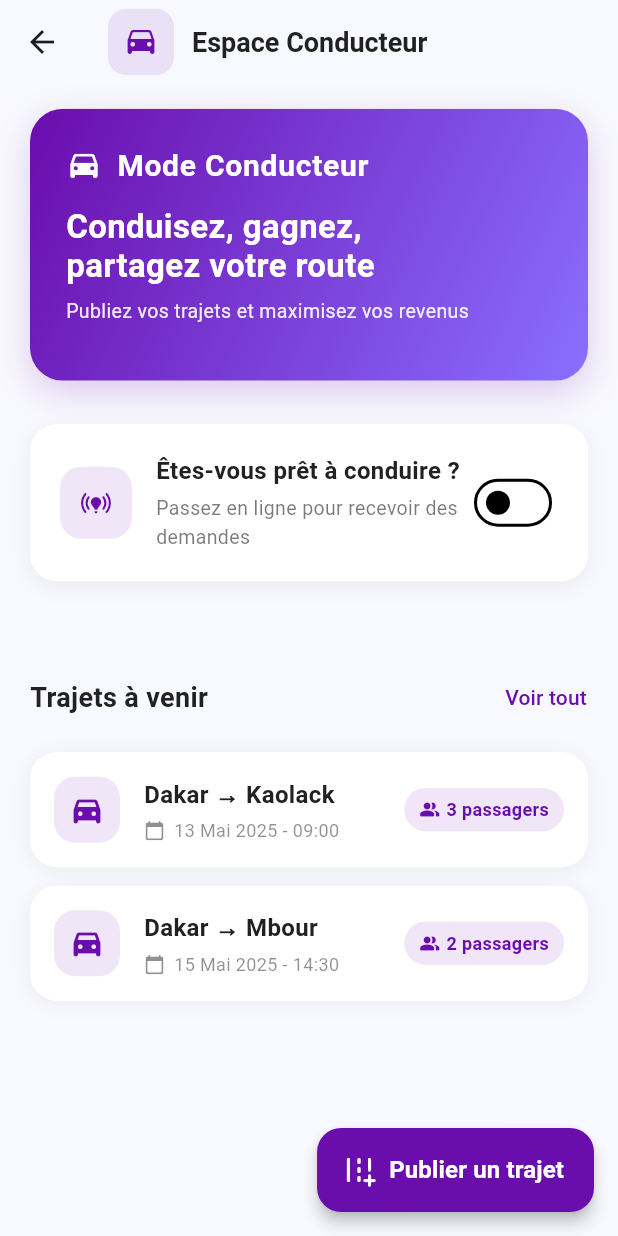
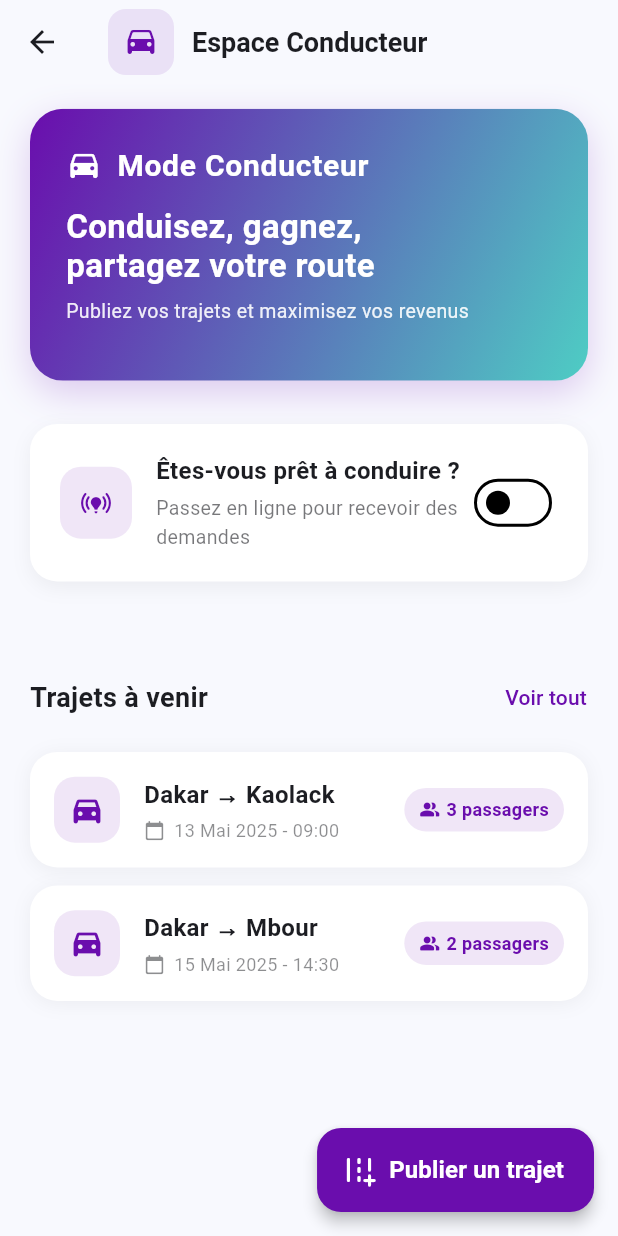
Before and after one commit to TyvaaServices/tyvaa-frontend, a Flutter app: the DriverHomeView screen opened directly, on a phone screen of 412 x 824 dp. Run offline on Flutter 3.47's test engine with Material 3 defaults, Android fonts, the phone set to English and light mode, and no system bars; our stand-ins replace auto_size_text, confetti, connectivity_plus, dio, firebase_core, firebase_messaging and 19 more; accounts and stored records are empty.

Commit message:
feat: Refactor splash_view and trajet_view to utilize design system for improved theming and color consistency

```diff
--- a/lib/app/modules/home/views/splash_view.dart
+++ b/lib/app/modules/home/views/splash_view.dart
@@ -1,6 +1,6 @@
 import 'package:flutter/material.dart';
 import 'package:get/get.dart';
-import 'package:passenger_tyvaa/app/themes/tyvaa_theme.dart';
+import 'package:passenger_tyvaa/app/themes/design_system.dart';
 
 import '../controllers/splash_controller.dart';
 
@@ -12,8 +12,8 @@ class SplashScreen extends GetView<SplashController> {
     return Scaffold(
       backgroundColor:
           Get.theme.brightness == Brightness.dark
-              ? AppColors.darkBackground
-              : AppColors.background,
+              ? TColors.darkBackground
+              : TColors.neutral100,
       body: Center(
         child: Obx(
           () => AnimatedOpacity(
@@ -29,11 +29,11 @@ class SplashScreen extends GetView<SplashController> {
                   height: 120,
                   width: 120,
                   decoration: BoxDecoration(
-                    color: AppColors.primary,
+                    color: TColors.primary,
                     shape: BoxShape.circle,
                     boxShadow: [
                       BoxShadow(
-                        color: AppColors.primary.withOpacity(0.4),
+                        color: TColors.primary.withOpacity(0.4),
                         blurRadius: 20,
                         spreadRadius: 5,
                       ),
@@ -70,7 +70,7 @@ class SplashScreen extends GetView<SplashController> {
                     ),
                     child: Text(
                       "TYVAA",
-                      style: TextStyle(color: AppColors.primary),
+                      style: TextStyle(color: TColors.primary),
                     ),
                   ),
                 ),
--- a/lib/app/modules/home/views/trajet_view.dart
+++ b/lib/app/modules/home/views/trajet_view.dart
@@ -1,19 +1,17 @@
 import 'package:flutter/material.dart';
 import 'package:get/get.dart';
-import 'package:passenger_tyvaa/app/themes/tyvaa_theme.dart';
+import '../../../themes/design_system.dart';
 
 class DriverHomeView extends GetView<DriverController> {
   const DriverHomeView({super.key});
 
   @override
   Widget build(BuildContext context) {
-    final isDark = Get.isDarkMode;
-    final backgroundColor =
-        isDark ? AppColors.darkBackground : const Color(0xFFF8F9FE);
-    final textColor =
-        isDark ? AppColors.textPrimaryDark : AppColors.textPrimary;
-    final primaryColor = isDark ? AppColors.primaryDark : AppColors.primary;
-    final surfaceColor = isDark ? const Color(0xFF1E1E2E) : Colors.white;
+    final isDark = Theme.of(context).brightness == Brightness.dark;
+    final backgroundColor = TColors.background(context);
+    final textColor = TColors.textPrimary(context);
+    final primaryColor = TColors.primary;
+    final surfaceColor = TColors.surface(context);
 
     return Scaffold(
       backgroundColor: backgroundColor,
@@ -65,7 +63,7 @@ class DriverHomeView extends GetView<DriverController> {
     Color textColor,
     Color surfaceColor,
   ) {
-    // Similar to original but with driver-specific elements
+    final backgroundColor = TColors.background(Get.context!);
     return SliverAppBar(
       surfaceTintColor: Colors.transparent,
       pinned: true,
@@ -93,8 +91,7 @@ class DriverHomeView extends GetView<DriverController> {
           ),
         ],
       ),
-      backgroundColor:
-          isDark ? AppColors.darkBackground : const Color(0xFFF8F9FE),
+      backgroundColor: backgroundColor,
     );
   }
 
@@ -125,7 +122,7 @@ class DriverHomeView extends GetView<DriverController> {
                 gradient: LinearGradient(
                   begin: Alignment.topLeft,
                   end: Alignment.bottomRight,
-                  colors: [primaryColor, const Color(0xFF8A6FFF)],
+                  colors: [primaryColor, TColors.accent],
                 ),
               ),
             ),
@@ -187,6 +184,7 @@ class DriverHomeView extends GetView<DriverController> {
     Color surfaceColor,
     Color textColor,
   ) {
+    final primaryColor = TColors.primary;
     return Container(
       padding: const EdgeInsets.all(20),
       decoration: BoxDecoration(
@@ -205,12 +203,12 @@ class DriverHomeView extends GetView<DriverController> {
           Container(
             padding: const EdgeInsets.all(12),
             decoration: BoxDecoration(
-              color: Get.theme.primaryColor.withOpacity(0.1),
+              color: primaryColor.withOpacity(0.1),
               borderRadius: BorderRadius.circular(14),
             ),
             child: Icon(
               Icons.online_prediction_rounded,
-              color: Get.theme.primaryColor,
+              color: primaryColor,
               size: 24,
             ),
           ),
@@ -242,8 +240,8 @@ class DriverHomeView extends GetView<DriverController> {
             () => Switch(
               value: controller.isDriverOnline.value,
               onChanged: (value) => controller.toggleDriverOnline(),
-              activeColor: Get.theme.primaryColor,
-              activeTrackColor: Get.theme.primaryColor.withOpacity(0.3),
+              activeColor: primaryColor,
+              activeTrackColor: primaryColor.withOpacity(0.3),
             ),
           ),
         ],
@@ -259,6 +257,7 @@ class DriverHomeView extends GetView<DriverController> {
     String title,
     String value,
   ) {
+    final primaryColor = TColors.primary;
     return Container(
       padding: const EdgeInsets.all(16),
       decoration: BoxDecoration(
@@ -278,10 +277,10 @@ class DriverHomeView extends GetView<DriverController> {
           Container(
             padding: const EdgeInsets.all(8),
             decoration: BoxDecoration(
-              color: Get.theme.primaryColor.withOpacity(0.1),
+              color: primaryColor.withOpacity(0.1),
               borderRadius: BorderRadius.circular(10),
             ),
-            child: Icon(icon, color: Get.theme.primaryColor, size: 18),
+            child: Icon(icon, color: primaryColor, size: 18),
           ),
           const SizedBox(height: 12),
           Text(
@@ -308,6 +307,7 @@ class DriverHomeView extends GetView<DriverController> {
     Color surfaceColor,
     Color textColor,
   ) {
+    final primaryColor = TColors.primary;
     return Column(
       crossAxisAlignment: CrossAxisAlignment.start,
       children: [
@@ -325,7 +325,7 @@ class DriverHomeView extends GetView<DriverController> {
             TextButton(
               onPressed: () {},
               style: TextButton.styleFrom(
-                foregroundColor: Get.theme.primaryColor,
+                foregroundColor: primaryColor,
                 padding: EdgeInsets.zero,
                 visualDensity: VisualDensity.compact,
               ),
@@ -369,6 +369,7 @@ class DriverHomeView extends GetView<DriverController> {
     String time,
     String passengers,
   ) {
+    final primaryColor = TColors.primary;
     return Container(
       width: double.infinity,
       padding: const EdgeInsets.all(16),
@@ -391,12 +392,12 @@ class DriverHomeView extends GetView<DriverController> {
               Container(
                 padding: const EdgeInsets.all(10),
                 decoration: BoxDecoration(
-                  color: Get.theme.primaryColor.withOpacity(0.1),
+                  color: primaryColor.withOpacity(0.1),
                   borderRadius: BorderRadius.circular(14),
                 ),
                 child: Icon(
                   Icons.directions_car_filled_rounded,
-                  color: Get.theme.primaryColor,
+                  color: primaryColor,
                   size: 24,
                 ),
               ),
@@ -440,7 +441,7 @@ class DriverHomeView extends GetView<DriverController> {
                   vertical: 6,
                 ),
                 decoration: BoxDecoration(
-                  color: Get.theme.primaryColor.withOpacity(0.1),
+                  color: primaryColor.withOpacity(0.1),
                   borderRadius: BorderRadius.circular(30),
                 ),
                 child: Row(
@@ -448,7 +449,7 @@ class DriverHomeView extends GetView<DriverController> {
                     Icon(
                       Icons.people_alt_rounded,
                       size: 14,
-                      color: Get.theme.primaryColor,
+                      color: primaryColor,
                     ),
                     const SizedBox(width: 4),
                     Text(
@@ -456,7 +457,7 @@ class DriverHomeView extends GetView<DriverController> {
                       style: TextStyle(
                         fontSize: 12,
                         fontWeight: FontWeight.w600,
-                        color: Get.theme.primaryColor,
+                        color: primaryColor,
                       ),
                     ),
                   ],
@@ -496,7 +497,7 @@ class DriverController extends GetxController {
         'En ligne',
         'Vous êtes maintenant disponible pour recevoir des demandes de trajet',
         snackPosition: SnackPosition.BOTTOM,
-        backgroundColor: Get.theme.colorScheme.primary,
+        backgroundColor: TColors.primary,
         colorText: Colors.white,
         margin: const EdgeInsets.all(16),
         borderRadius: 16,
```
